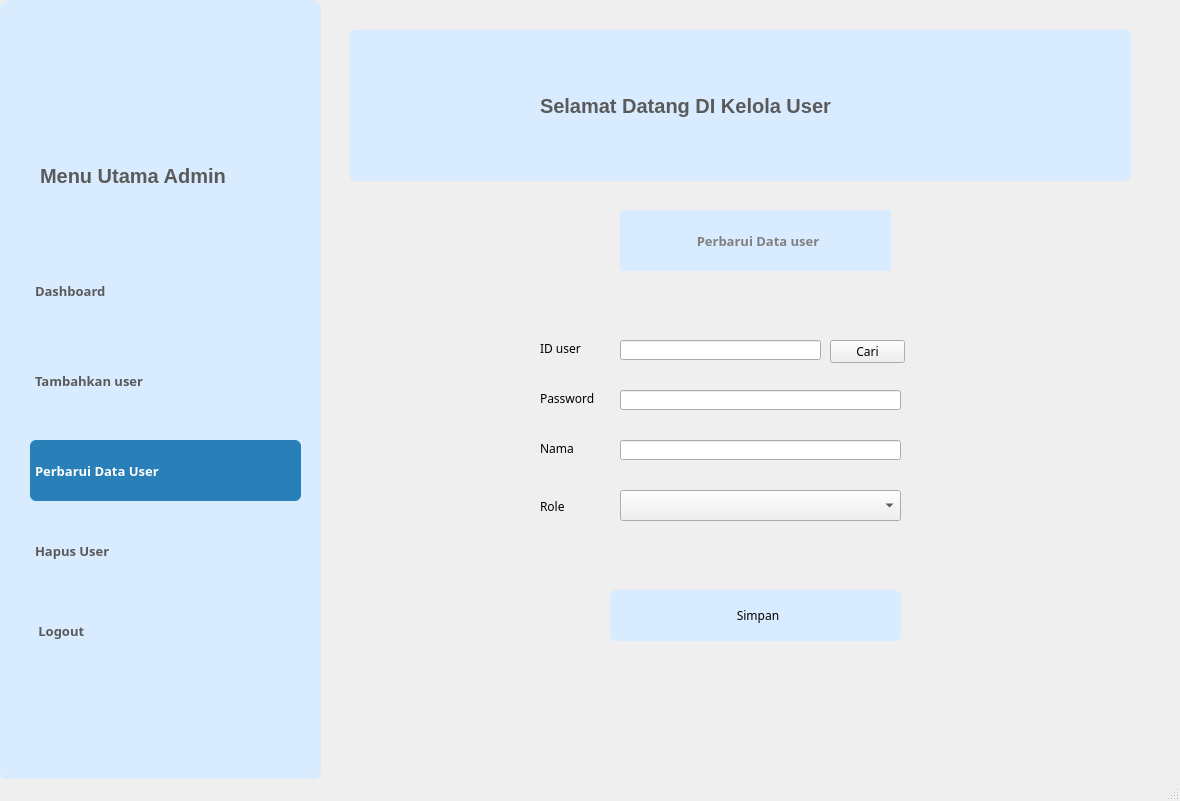
This is update_user.ui in yssrl/penyewaan_console_python as Qt 5 draws it before an edit. The edited form follows.
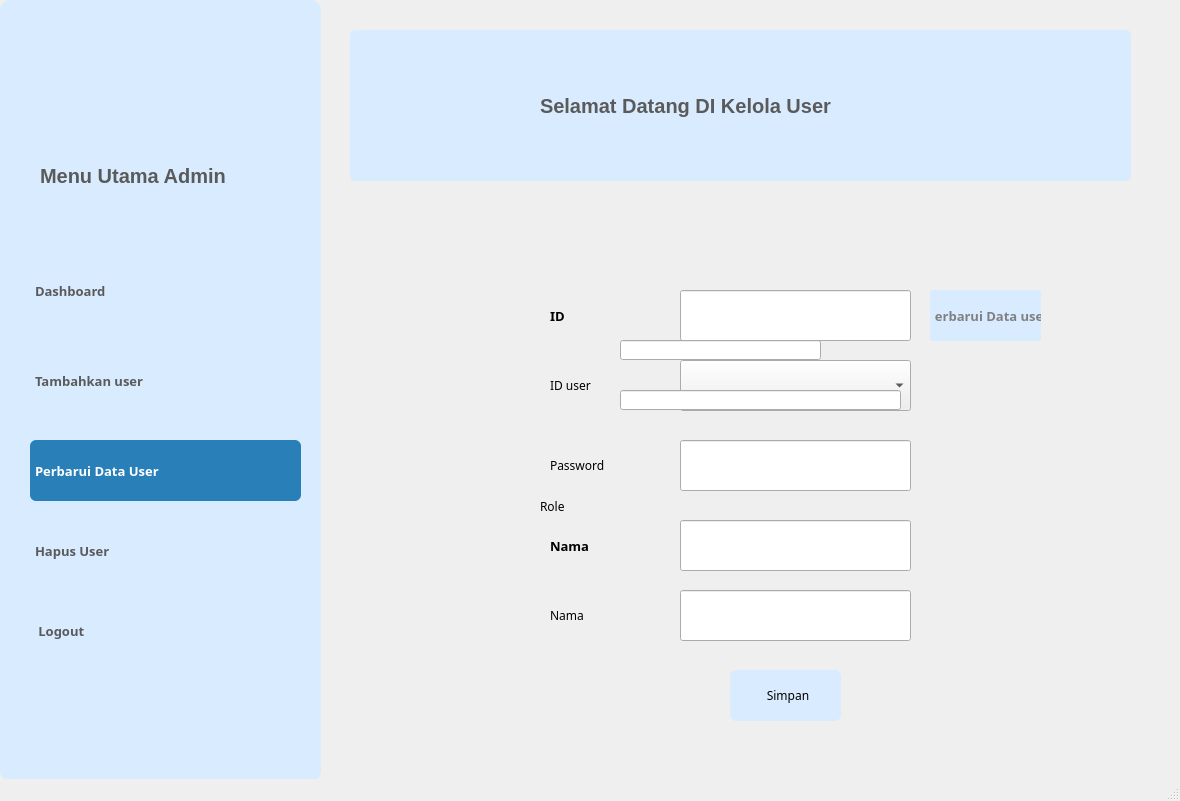
This is the edited form. Icons and pictures are not drawn.

Commit message: integrasi update dan delete user

The edit to the form file:
```diff
--- a/update_user.ui
+++ b/update_user.ui
@@ -371,13 +371,54 @@
      </property>
     </widget>
    </widget>
+   <widget class="QLineEdit" name="lineEdit_isiNama">
+    <property name="geometry">
+     <rect>
+      <x>680</x>
+      <y>520</y>
+      <width>231</width>
+      <height>51</height>
+     </rect>
+    </property>
+   </widget>
+   <widget class="QLineEdit" name="lineEdit_isiPassword">
+    <property name="geometry">
+     <rect>
+      <x>680</x>
+      <y>440</y>
+      <width>231</width>
+      <height>51</height>
+     </rect>
+    </property>
+   </widget>
+   <widget class="QLabel" name="label_nama">
+    <property name="geometry">
+     <rect>
+      <x>550</x>
+      <y>530</y>
+      <width>131</width>
+      <height>31</height>
+     </rect>
+    </property>
+    <property name="font">
+     <font>
+      <family>Mongolian Baiti</family>
+      <pointsize>10</pointsize>
+      <weight>75</weight>
+      <bold>true</bold>
+     </font>
+    </property>
+    <property name="text">
+     <string>Nama</string>
+    </property>
+   </widget>
    <widget class="QLabel" name="label_password">
     <property name="geometry">
      <rect>
-      <x>540</x>
-      <y>390</y>
-      <width>61</width>
-      <height>16</height>
+      <x>550</x>
+      <y>450</y>
+      <width>131</width>
+      <height>31</height>
      </rect>
     </property>
     <property name="text">
@@ -387,20 +428,20 @@
    <widget class="QComboBox" name="comboBox_pilihRole">
     <property name="geometry">
      <rect>
-      <x>620</x>
-      <y>490</y>
-      <width>281</width>
-      <height>31</height>
+      <x>680</x>
+      <y>360</y>
+      <width>231</width>
+      <height>51</height>
      </rect>
     </property>
    </widget>
    <widget class="QLabel" name="label_username">
     <property name="geometry">
      <rect>
-      <x>540</x>
-      <y>340</y>
-      <width>51</width>
-      <height>16</height>
+      <x>550</x>
+      <y>370</y>
+      <width>81</width>
+      <height>31</height>
      </rect>
     </property>
     <property name="text">
@@ -420,9 +461,9 @@
    <widget class="QPushButton" name="pushButton_simpan">
     <property name="geometry">
      <rect>
-      <x>610</x>
-      <y>590</y>
-      <width>291</width>
+      <x>730</x>
+      <y>670</y>
+      <width>111</width>
       <height>51</height>
      </rect>
     </property>
@@ -476,20 +517,20 @@
    <widget class="QLineEdit" name="lineEdit_isiPassword">
     <property name="geometry">
      <rect>
-      <x>620</x>
-      <y>440</y>
-      <width>281</width>
-      <height>20</height>
+      <x>680</x>
+      <y>590</y>
+      <width>231</width>
+      <height>51</height>
      </rect>
     </property>
    </widget>
    <widget class="QLabel" name="label_nama">
     <property name="geometry">
      <rect>
-      <x>540</x>
-      <y>440</y>
-      <width>61</width>
-      <height>16</height>
+      <x>550</x>
+      <y>600</y>
+      <width>131</width>
+      <height>31</height>
      </rect>
     </property>
     <property name="text">
@@ -502,10 +543,10 @@
     </property>
     <property name="geometry">
      <rect>
-      <x>620</x>
-      <y>210</y>
-      <width>271</width>
-      <height>61</height>
+      <x>930</x>
+      <y>290</y>
+      <width>111</width>
+      <height>51</height>
      </rect>
     </property>
     <property name="font">
@@ -547,17 +588,35 @@
      <bool>false</bool>
     </property>
    </widget>
-   <widget class="QPushButton" name="pushButton_cari">
+   <widget class="QLabel" name="label_username_2">
     <property name="geometry">
      <rect>
-      <x>830</x>
-      <y>340</y>
-      <width>75</width>
-      <height>23</height>
+      <x>550</x>
+      <y>300</y>
+      <width>81</width>
+      <height>31</height>
      </rect>
     </property>
+    <property name="font">
+     <font>
+      <family>Mongolian Baiti</family>
+      <pointsize>10</pointsize>
+      <weight>75</weight>
+      <bold>true</bold>
+     </font>
+    </property>
     <property name="text">
-     <string>Cari</string>
+     <string>ID</string>
+    </property>
+   </widget>
+   <widget class="QLineEdit" name="lineEdit_isiID">
+    <property name="geometry">
+     <rect>
+      <x>680</x>
+      <y>290</y>
+      <width>231</width>
+      <height>51</height>
+     </rect>
     </property>
    </widget>
   </widget>
```
The commit also changes 4 other files.
